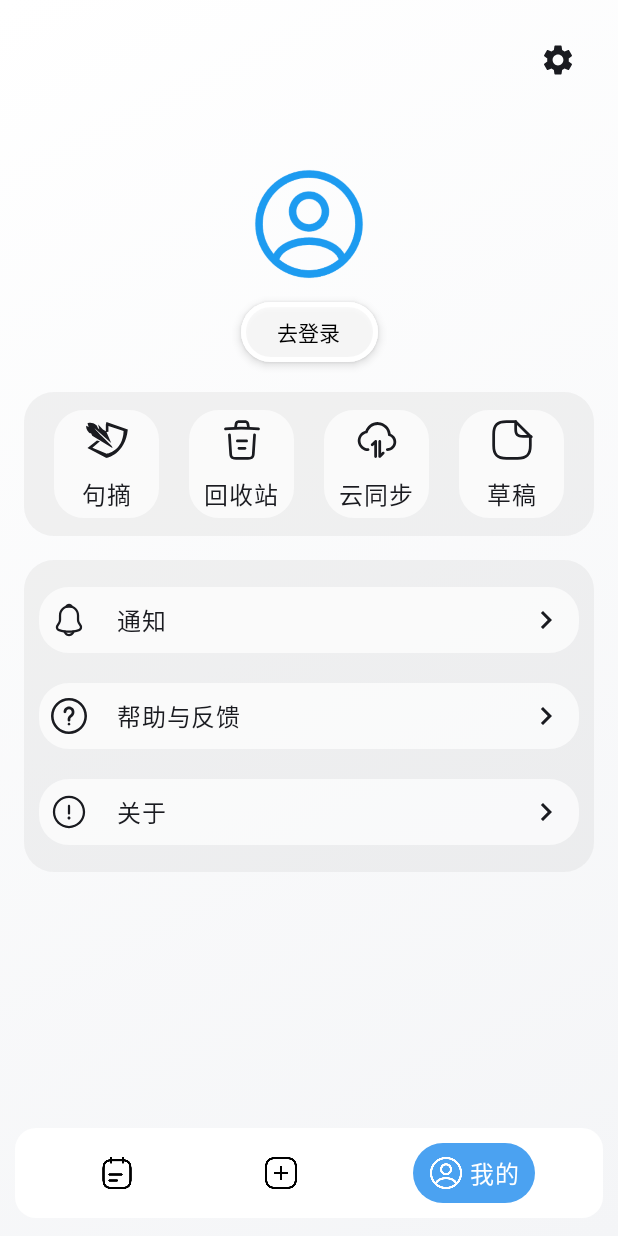
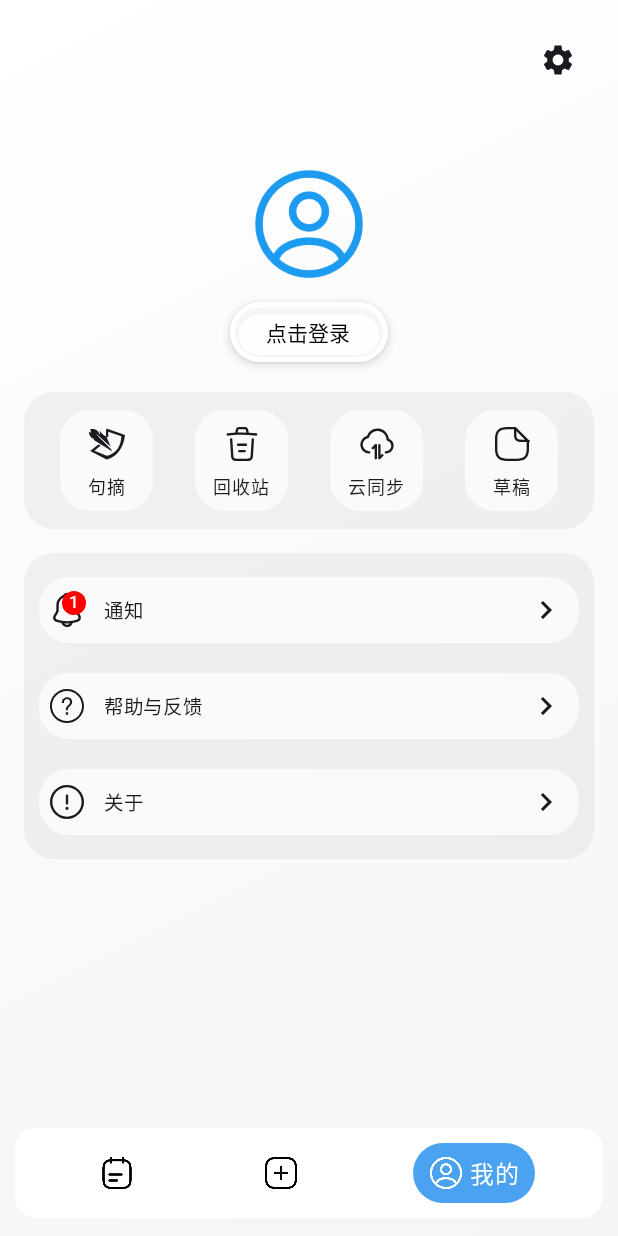
Before and after one commit to mqmbhyb/Celeste-Note, an Android app built with Jetpack Compose: the MyScreen screen opened through its navigation route, on a phone screen of 412 x 824 dp. Run offline under Robolectric (Android 15) with nearby library versions, the phone set to English and light mode, and no system bars.

Commit message:
feat:Add BottomSheet module to my page

```diff
--- a/app/src/main/java/com/bhyb/celestenote/ui/screen/my/MyScreen.kt
+++ b/app/src/main/java/com/bhyb/celestenote/ui/screen/my/MyScreen.kt
@@ -1,10 +1,12 @@
 package com.bhyb.celestenote.ui.screen.my
 
+import android.annotation.SuppressLint
 import androidx.compose.foundation.BorderStroke
 import androidx.compose.foundation.Image
 import androidx.compose.foundation.background
 import androidx.compose.foundation.clickable
 import androidx.compose.foundation.layout.Arrangement
+import androidx.compose.foundation.layout.Box
 import androidx.compose.foundation.layout.Column
 import androidx.compose.foundation.layout.PaddingValues
 import androidx.compose.foundation.layout.Row
@@ -23,28 +25,75 @@ import androidx.compose.foundation.shape.RoundedCornerShape
 import androidx.compose.material.icons.Icons
 import androidx.compose.material.icons.automirrored.filled.KeyboardArrowRight
 import androidx.compose.material.icons.filled.Settings
+import androidx.compose.material3.Badge
 import androidx.compose.material3.Button
 import androidx.compose.material3.ButtonDefaults
 import androidx.compose.material3.Icon
 import androidx.compose.material3.IconButton
 import androidx.compose.material3.Text
 import androidx.compose.runtime.Composable
+import androidx.compose.runtime.getValue
+import androidx.compose.runtime.mutableIntStateOf
+import androidx.compose.runtime.mutableStateOf
+import androidx.compose.runtime.remember
+import androidx.compose.runtime.setValue
 import androidx.compose.ui.Alignment
 import androidx.compose.ui.Modifier
 import androidx.compose.ui.draw.clip
 import androidx.compose.ui.graphics.Color
 import androidx.compose.ui.res.painterResource
-import androidx.compose.ui.tooling.preview.Preview
 import androidx.compose.ui.unit.dp
+import androidx.compose.ui.unit.sp
 import com.bhyb.celestenote.R
+import com.bhyb.celestenote.ui.screen.my.bottomsheet.AboutSheetContent
+import com.bhyb.celestenote.ui.screen.my.bottomsheet.HelpAndFeedbackSheetContent
+import com.bhyb.celestenote.ui.screen.my.bottomsheet.NotificationSheetContent
+import com.bhyb.celestenote.ui.screen.my.bottomsheet.ShowBottomSheet
 
-data class MiddleRowItem(val icon:Int, val title: String, val onItemClick: () -> Unit)
-data class BottomColumnItem(val icon:Int, val title: String, val onItemClick: () -> Unit)
+data class MiddleRowItem(val icon: Int, val title: String, val onItemClick: () -> Unit)
+data class BottomColumnItem(
+    val icon: Int,
+    val title: String,
+    val sheetContent: @Composable () -> Unit,
+) {
+    var count by mutableIntStateOf(0)
+}
 
+@SuppressLint("UnrememberedMutableState")
 @Composable
 fun MyScreen(
     modifier: Modifier = Modifier
 ) {
+    var showModalBottomSheet by remember { mutableStateOf(false) }
+    var sheetContent: @Composable (() -> Unit)? by remember { mutableStateOf(null) }
+
+    if (showModalBottomSheet && sheetContent != null) {
+        ShowBottomSheet(
+            sheetContent = sheetContent!!,
+            onDismissRequest = {
+                showModalBottomSheet = false
+                sheetContent = null
+            }
+        )
+    }
+
+    val bottomColumnItems = remember {
+        listOf(
+            BottomColumnItem(
+                icon = R.drawable.ic_my_notify,
+                title = "通知"
+            ) { NotificationSheetContent() }.apply { count = 1 },
+            BottomColumnItem(
+                icon = R.drawable.ic_my_help_and_feedback,
+                title = "帮助与反馈"
+            ) { HelpAndFeedbackSheetContent() },
+            BottomColumnItem(
+                icon = R.drawable.ic_my_about,
+                title = "关于"
+            ) { AboutSheetContent() }
+        )
+    }
+
     Column(
         modifier = modifier
             .fillMaxSize()
@@ -79,14 +128,14 @@ fun MyScreen(
                 pressedElevation = 10.dp
             )
         ) {
-            Text("去登录", color = Color.Black)
+            Text("点击登录", color = Color.Black)
         }
 
         Spacer(modifier = modifier.height(16.dp))
 
         MiddleRow(
             items = listOf(
-                MiddleRowItem(R.drawable.ic_my_sentence_excerpts, "句摘") {} ,
+                MiddleRowItem(R.drawable.ic_my_sentence_excerpts, "句摘") {},
                 MiddleRowItem(R.drawable.ic_my_recycle_bin, "回收站") {},
                 MiddleRowItem(R.drawable.ic_my_cloud_sync, "云同步") {},
                 MiddleRowItem(R.drawable.ic_my_grass, "草稿") {}
@@ -96,11 +145,12 @@ fun MyScreen(
         Spacer(modifier = modifier.height(16.dp))
 
         BottomColumn(
-            items = listOf(
-                BottomColumnItem(R.drawable.ic_my_notify, "通知") {},
-                BottomColumnItem(R.drawable.ic_my_help_and_feedback, "帮助与反馈") {},
-                BottomColumnItem(R.drawable.ic_my_about, "关于") {}
-            )
+            items = bottomColumnItems,
+            onItemClicked = { content, resetItemCount ->
+                sheetContent = content
+                resetItemCount()
+                showModalBottomSheet = true
+            }
         )
     }
 }
@@ -117,7 +167,7 @@ fun MiddleRow(
             .fillMaxWidth(),
         horizontalArrangement = Arrangement.SpaceEvenly
     ) {
-        items(items) {item ->
+        items(items) { item ->
             MiddleRowItemView(item = item, modifier)
         }
     }
@@ -131,7 +181,7 @@ fun MiddleRowItemView(
     Column(
         modifier = modifier
             .width(70.dp)
-            .padding(vertical = 12.dp)
+            .padding(vertical = 12.dp, horizontal = 4.dp)
             .clip(shape = RoundedCornerShape(20.dp))
             .background(Color.White.copy(0.7f))
             .clickable { item.onItemClick },
@@ -141,17 +191,22 @@ fun MiddleRowItemView(
             painter = painterResource(id = item.icon),
             contentDescription = null,
             modifier = modifier
-                .size(40.dp)
-                .padding(5.dp)
+                .size(35.dp)
+                .padding(top = 10.dp)
         )
         Spacer(modifier = modifier.height(4.dp))
-        Text(item.title, modifier = modifier.padding(bottom = 4.dp))
+        Text(
+            item.title,
+            fontSize = 12.sp,
+            modifier = modifier.padding(bottom = 4.dp)
+        )
     }
 }
 
 @Composable
 fun BottomColumn(
     items: List<BottomColumnItem>,
+    onItemClicked: (content: @Composable () -> Unit, resetItemCount: () -> Unit) -> Unit,
     modifier: Modifier = Modifier
 ) {
     LazyColumn(
@@ -159,10 +214,10 @@ fun BottomColumn(
             .clip(shape = RoundedCornerShape(20.dp))
             .background(Color.Gray.copy(0.1f))
             .fillMaxWidth(),
-        contentPadding = PaddingValues(vertical = 8.dp)
+        contentPadding = PaddingValues(vertical = 6.dp)
     ) {
-        items(items) {item ->
-            BottomColumnItemView(item = item, modifier)
+        items(items) { item ->
+            BottomColumnItemView(item = item, onItemClicked = onItemClicked, modifier)
         }
     }
 }
@@ -170,28 +225,47 @@ fun BottomColumn(
 @Composable
 fun BottomColumnItemView(
     item: BottomColumnItem,
+    onItemClicked: (content: @Composable () -> Unit, resetItemCount: () -> Unit) -> Unit,
     modifier: Modifier
 ) {
+    val itemCount = item.count
+
     Row(
         modifier = modifier
             .padding(10.dp)
             .clip(shape = RoundedCornerShape(20.dp))
             .background(Color.White.copy(0.7f))
             .fillMaxWidth()
-            .clickable { item.onItemClick },
+            .clickable {
+                onItemClicked(item.sheetContent) {
+                    if (item.count != 0) item.count = 0
+                }
+            },
         horizontalArrangement = Arrangement.SpaceBetween,
         verticalAlignment = Alignment.CenterVertically
     ) {
         Row(verticalAlignment = Alignment.CenterVertically) {
-            Icon(
-                painter = painterResource(id = item.icon),
-                contentDescription = null,
-                modifier = modifier
-                    .size(40.dp)
-                    .padding(8.dp)
-            )
-            Spacer(modifier = modifier.width(12.dp))
-            Text(item.title)
+            Box(modifier = modifier.padding(6.dp)) {
+                Icon(
+                    painter = painterResource(id = item.icon),
+                    contentDescription = null,
+                    modifier = modifier
+                        .size(25.dp)
+                        .align(Alignment.CenterStart)
+                )
+                if (itemCount > 0) {
+                    Badge(
+                        containerColor = Color.Red,
+                        contentColor = Color.White,
+                        modifier = modifier.align(Alignment.TopEnd)
+                    ) {
+                        Text("$itemCount")
+                    }
+                }
+            }
+
+            Spacer(modifier = modifier.width(6.dp))
+            Text(item.title, fontSize = 13.sp)
         }
         Icon(
             Icons.AutoMirrored.Filled.KeyboardArrowRight,
@@ -200,9 +274,3 @@ fun BottomColumnItemView(
         )
     }
 }
-
-@Preview(showBackground = true)
-@Composable
-fun MyScreenPreview() {
-    MyScreen()
-}
--- a/app/src/main/res/drawable/ic_my_help_and_feedback.xml
+++ b/app/src/main/res/drawable/ic_my_help_and_feedback.xml
@@ -4,9 +4,6 @@
     android:viewportWidth="1024"
     android:viewportHeight="1024">
   <path
-      android:pathData="M434.9,396.3a38.6,38.6 0,0 1,-77.1 0,154.2 154.2,0 0,1 308.5,0 168.9,168.9 0,0 1,-71 141.2l-12.3,10.8c-25.1,22 -32.3,32.8 -32.3,50.5v28.9a38.6,38.6 0,1 1,-77.1 0L473.5,598.8a132.7,132.7 0,0 1,58.6 -108.8l12.3,-10.8a96.4,96.4 0,0 0,44.7 -82.9,77.1 77.1,0 0,0 -154.2,0zM550.6,743.4A38.6,38.6 0,1 1,512 704.8a38.6,38.6 0,0 1,38.6 38.6"
-      android:fillColor="#333333"/>
-  <path
-      android:pathData="M950.9,512A438.9,438.9 0,1 0,512 950.9,438.9 438.9,0 0,0 950.9,512zM1024,512A512,512 0,1 1,512 0a512,512 0,0 1,512 512z"
-      android:fillColor="#333333"/>
+      android:pathData="M511.7,971c-253.4,0 -459.3,-205.9 -459.3,-459.3S258.3,53 511.7,53c253.4,0 459.3,205.9 459.3,459.3 0,253.4 -205.3,458.7 -459.3,458.7m0,-863.9c-223.3,0 -405.1,181.2 -405.1,405.1s181.2,405.1 405.1,405.1c223.9,0 405.1,-181.2 405.1,-405.1 0,-223.9 -181.2,-405.1 -405.1,-405.1M430.4,429.2L373.2,429.2c-1.8,-55.4 15.7,-95.1 52.4,-120.4 25.3,-19.9 56,-30.1 92.7,-30.1 83.7,6.6 127.6,48.2 133,125.2 1.8,34.9 -17.5,71 -57.8,107.8 -43.9,31.3 -63.2,69.8 -57.8,115h-55.4c-1.8,-31.9 1.8,-56 10.2,-72.8 4.8,-15 21.7,-36.7 50,-65l4.8,-4.8c34.9,-30.1 51.2,-57.8 47.6,-82.5 -4.8,-48.2 -30.7,-73.4 -77.7,-75.2 -58.4,1.8 -86.7,36.1 -84.9,102.9zM540.6,679.7v65L478.6,744.7v-65h62z"
+      android:fillColor="#070001"/>
 </vector>
```
Also changed, not shown: app/src/main/java/com/bhyb/celestenote/ui/screen/my/bottomsheet/AboutSheetContent.kt (added, +159 -0 lines), app/src/main/java/com/bhyb/celestenote/ui/screen/my/bottomsheet/HelpAndFeedbackSheetContent.kt (added, +85 -0 lines), app/src/main/java/com/bhyb/celestenote/ui/screen/my/bottomsheet/NotificationSheetContent.kt (added, +75 -0 lines), app/src/main/java/com/bhyb/celestenote/ui/screen/my/bottomsheet/ShowBottomSheet.kt (added, +39 -0 lines).
